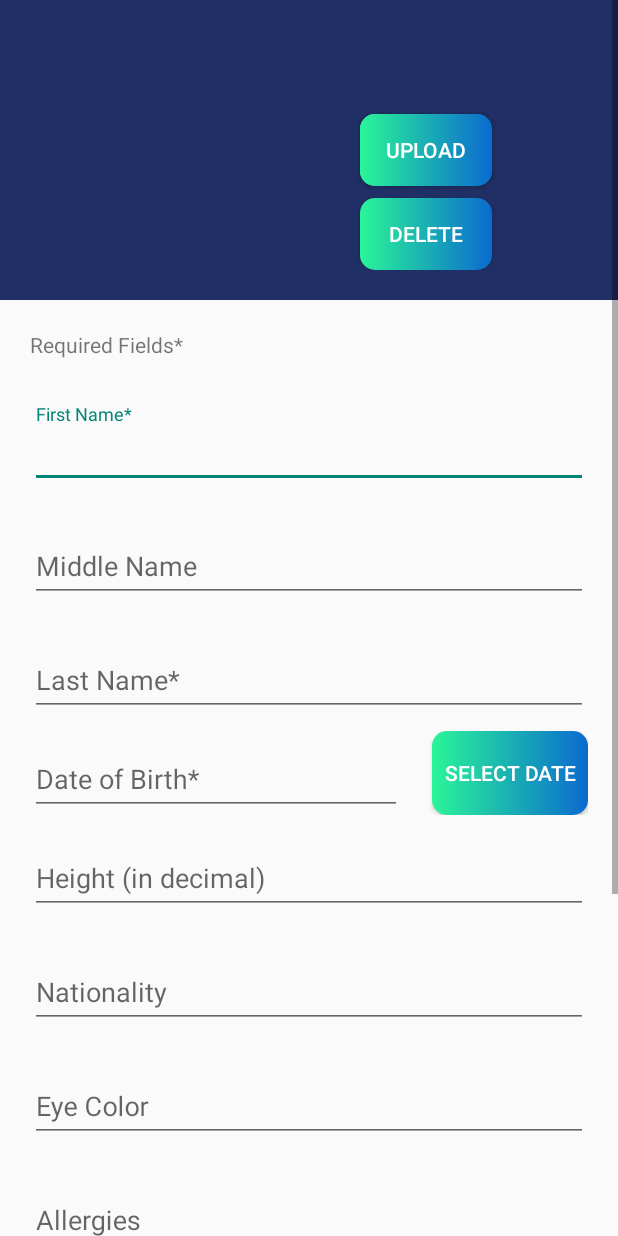
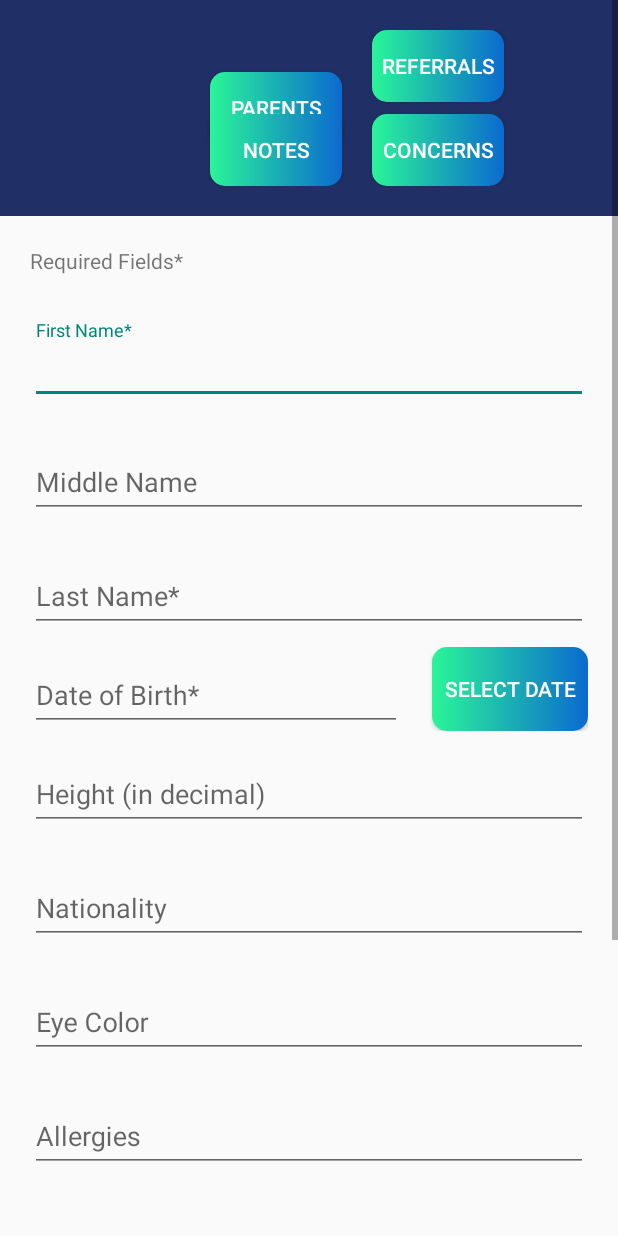
Before and after one commit to vaibhavchugh17/In-ShelterKidsDirectory, an Android app: the layout add_book_fragment_layout.xml on its own in the app's theme, with its tools: preview values and no code run, on a phone screen of 412 x 824 dp. Run offline under Robolectric (Android 15) with nearby library versions, the phone set to English and light mode, and no system bars.

Commit message:
Updated design + new nested fragment

```diff
--- a/InShelterKidsDirectory/app/src/main/java/com/example/in_shelterkidsdirectory/Kids.java
+++ b/InShelterKidsDirectory/app/src/main/java/com/example/in_shelterkidsdirectory/Kids.java
@@ -39,7 +39,7 @@ import java.util.Map;
 
 //When the user clicks Kids button from HomePage, this activity gets invoked
 //To display a list of all the kids. WORKING EDIT TILL HERE.
-public class Kids extends AppCompatActivity implements AddKidFragment.OnFragmentInteractionListener {
+public class Kids extends AppCompatActivity implements AddKidFragment.OnFragmentInteractionListener, kidImageFragment.OnFragmentInteractionListener {
     public static Context contextOfApplication;
     ListView kidList;
     ArrayAdapter<Kid> kidAdapter; //A custom adapter
--- a/InShelterKidsDirectory/app/src/main/res/layout/add_book_fragment_layout.xml
+++ b/InShelterKidsDirectory/app/src/main/res/layout/add_book_fragment_layout.xml
@@ -22,12 +22,12 @@
 
             <ImageView
                 android:id="@+id/kidPic"
-                android:layout_width="200dp"
+                android:layout_width="100dp"
                 android:layout_height="100dp"
                 android:layout_centerVertical="true"/>
 
             <Button
-                android:id="@+id/Picture"
+                android:id="@+id/kid_parent"
                 android:layout_width="wrap_content"
                 android:layout_height="wrap_content"
                 android:layout_alignParentTop="true"
@@ -35,34 +35,43 @@
                 android:layout_marginLeft="20dp"
                 android:layout_toRightOf="@+id/kidPic"
                 android:background="@drawable/custom_button"
-                android:text="Choose"
+                android:text="Parents"
                 android:textColor="#FFFFFF"
-                android:layout_marginStart="20dp"
                 android:layout_toEndOf="@+id/kidPic" />
 
             <Button
-                android:id="@+id/Picture1"
+                android:id="@+id/kid_referrals"
                 android:layout_width="wrap_content"
                 android:layout_height="wrap_content"
-                android:layout_below="@+id/Picture"
+                android:layout_toRightOf="@+id/kid_parent"
                 android:layout_marginLeft="20dp"
-                android:layout_marginTop="8dp"
-                android:layout_toRightOf="@+id/kidPic"
                 android:background="@drawable/custom_button"
-                android:text="UPLOAD"
+                android:text="Referrals"
                 android:textColor="#FFFFFF" />
 
             <Button
-                android:id="@+id/delete_photo"
+                android:id="@+id/kid_notes"
                 android:layout_width="wrap_content"
                 android:layout_height="wrap_content"
                 android:layout_marginLeft="20dp"
                 android:layout_marginTop="8dp"
-                android:layout_below="@+id/Picture1"
+                android:layout_below="@+id/kid_referrals"
                 android:layout_toRightOf="@+id/kidPic"
                 android:background="@drawable/custom_button"
-                android:text="DELETE"
+                android:text="Notes"
                 android:textColor="#FFFFFF"/>
+
+            <Button
+                android:id="@+id/kid_concerns"
+                android:layout_width="wrap_content"
+                android:layout_height="wrap_content"
+                android:layout_below="@+id/kid_referrals"
+                android:layout_marginLeft="20dp"
+                android:layout_marginTop="8dp"
+                android:layout_toRightOf="@+id/kid_notes"
+                android:background="@drawable/custom_button"
+                android:text="Concerns"
+                android:textColor="#FFFFFF" />
 
         </RelativeLayout>
 
```
Also changed, not shown: InShelterKidsDirectory/app/src/main/java/com/example/in_shelterkidsdirectory/AddKidFragment.java (+19 -78 lines), InShelterKidsDirectory/app/src/main/java/com/example/in_shelterkidsdirectory/customKidAdapter.java (+4 -4 lines), InShelterKidsDirectory/app/src/main/java/com/example/in_shelterkidsdirectory/kidImageFragment.java (added, +222 -0 lines), InShelterKidsDirectory/app/src/main/res/layout/kid_image_fragment.xml (added, +56 -0 lines).
